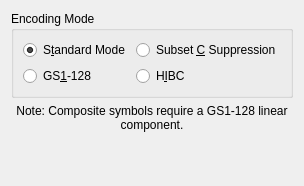
open-vela/external_zint, file frontend_qt/grpC128.ui: the form before one commit.
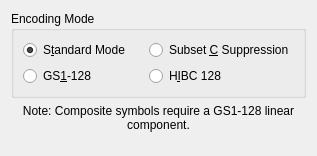
The form after the commit.

```diff
--- a/frontend_qt/grpC128.ui
+++ b/frontend_qt/grpC128.ui
@@ -2,6 +2,14 @@
 <ui version="4.0">
  <class>grpC128</class>
  <widget class="QWidget" name="grpC128">
+  <property name="geometry">
+   <rect>
+    <x>0</x>
+    <y>0</y>
+    <width>317</width>
+    <height>156</height>
+   </rect>
+  </property>
   <property name="maximumSize">
    <size>
     <width>600</width>
@@ -21,6 +29,9 @@
       <string>How to process data</string>
      </property>
      <layout class="QGridLayout" name="gridLayoutC128EncodingMode">
+      <property name="sizeConstraint">
+       <enum>QLayout::SetMinimumSize</enum>
+      </property>
       <item row="0" column="0">
        <widget class="QRadioButton" name="radC128Stand">
         <property name="text">
@@ -59,13 +70,7 @@
       <item row="1" column="1">
        <widget class="QRadioButton" name="radC128HIBC">
         <property name="text">
-         <string>H&amp;IBC</string>
-        </property>
-        <property name="toolTip">
-         <string>Process data as a Health Industry Barcode (HIBC)
-Labeler Identification Code (LIC)
-For Provider Applications Standard (PAS), preface
-the data with a slash &quot;/&quot;</string>
+         <string>H&amp;IBC 128</string>
         </property>
        </widget>
       </item>
@@ -80,6 +85,11 @@
        <verstretch>0</verstretch>
       </sizepolicy>
      </property>
+     <property name="font">
+      <font>
+       <pointsize>9</pointsize>
+      </font>
+     </property>
      <property name="text">
       <string>Note: Composite symbols require a GS1-128 linear component.</string>
      </property>
```
Left out of the diff: 18 changed lines with no effect on the pictures.
